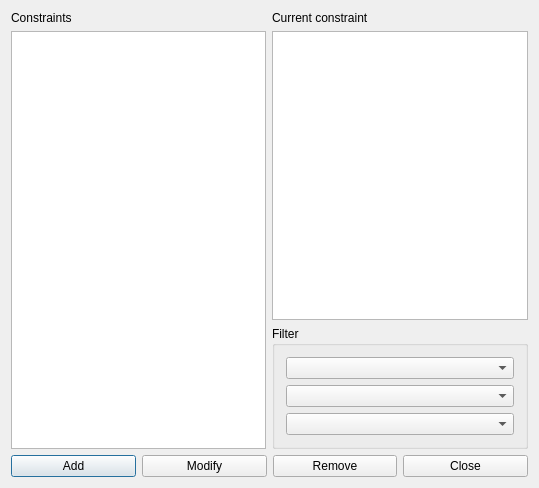
Above: fet/src/interface/constraintsubjectactivitytagpreferredroomform_template.ui from vonmecheln/fet before the change. Below: the same form after it.
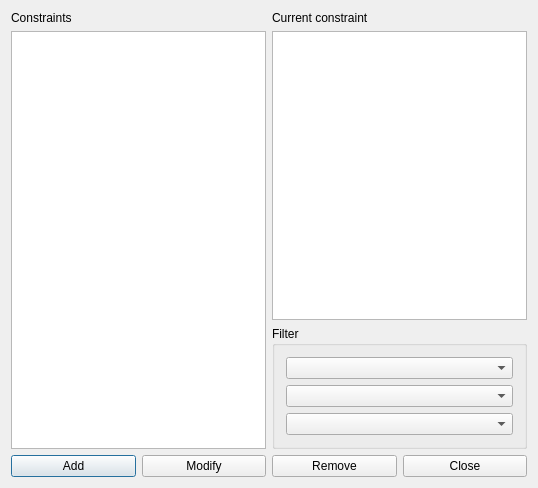
That is the form after the change.

Diff of the .ui file:
```diff
--- a/fet/src/interface/constraintsubjectactivitytagpreferredroomform_template.ui
+++ b/fet/src/interface/constraintsubjectactivitytagpreferredroomform_template.ui
@@ -6,7 +6,7 @@
    <rect>
     <x>0</x>
     <y>0</y>
-    <width>539</width>
+    <width>538</width>
     <height>488</height>
    </rect>
   </property>
@@ -60,15 +60,15 @@
       <string>Filter</string>
      </property>
      <layout class="QGridLayout" name="gridLayout">
-      <item row="0" column="0">
-       <widget class="QComboBox" name="roomsComboBox"/>
-      </item>
-      <item row="1" column="0">
-       <widget class="QComboBox" name="subjectsComboBox"/>
-      </item>
       <item row="2" column="0">
        <widget class="QComboBox" name="activityTagsComboBox"/>
       </item>
+      <item row="1" column="0">
+       <widget class="QComboBox" name="subjectsComboBox"/>
+      </item>
+      <item row="3" column="0">
+       <widget class="QComboBox" name="roomsComboBox"/>
+      </item>
      </layout>
     </widget>
    </item>
```
Left out of the diff: 80 changed lines with no effect on the pictures.
